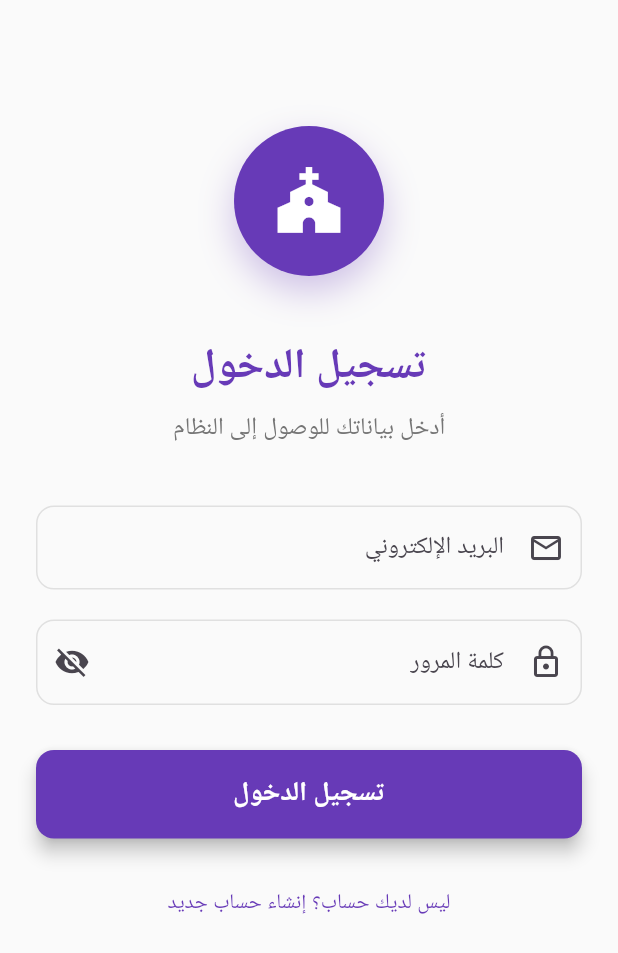
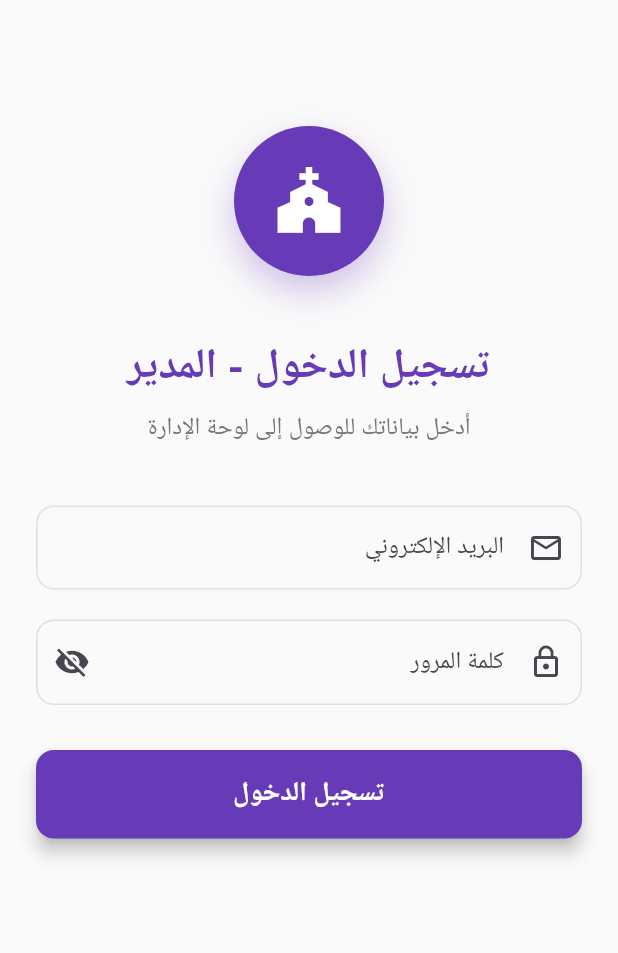
Before and after one commit to menasaad1/app, a Flutter app: the screen it shows after launch, after a tap on "تسجيل الدخول", on a phone screen of 412 x 824 dp. Shown: the top 953 px of the screen. Run offline on Flutter 3.47's test engine with Material 3 defaults, Android fonts, the phone set to English and light mode, and no system bars; our stand-ins replace cloud_firestore, firebase_auth, firebase_core, shared_preferences; accounts and stored records are empty; Roboto replaces fonts that are missing (Cairo).

Commit message:
Update localization and terminology for bishops management, changing references from "أساقفة" to "الآباء الأساقفة" throughout the app. Adjust login screen title and messages for clarity, and enhance the welcome screen with admin indicators. Refactor dialog titles and input labels for consistency.

```diff
--- a/lib/main.dart
+++ b/lib/main.dart
@@ -31,7 +31,7 @@ class BishopsApp extends StatelessWidget {
         ChangeNotifierProvider(create: (_) => AdminProvider()),
       ],
       child: MaterialApp(
-        title: 'إدارة الأساقفة',
+        title: 'ترتيب الآباء الأساقفة',
         debugShowCheckedModeBanner: false,
         localizationsDelegates: const [
           GlobalMaterialLocalizations.delegate,
--- a/lib/screens/login_screen.dart
+++ b/lib/screens/login_screen.dart
@@ -13,7 +13,6 @@ class _LoginScreenState extends State<LoginScreen> {
   final _formKey = GlobalKey<FormState>();
   final _emailController = TextEditingController();
   final _passwordController = TextEditingController();
-  bool _isSignUp = false;
   bool _obscurePassword = true;
 
   @override
@@ -61,9 +60,9 @@ class _LoginScreenState extends State<LoginScreen> {
                 ),
                 const SizedBox(height: 40),
                 // Title
-                Text(
-                  _isSignUp ? 'إنشاء حساب جديد' : 'تسجيل الدخول',
-                  style: const TextStyle(
+                const Text(
+                  'تسجيل الدخول - المدير',
+                  style: TextStyle(
                     fontSize: 28,
                     fontWeight: FontWeight.bold,
                     color: Colors.deepPurple,
@@ -73,9 +72,7 @@ class _LoginScreenState extends State<LoginScreen> {
                 ),
                 const SizedBox(height: 8),
                 Text(
-                  _isSignUp
-                    ? 'أنشئ حسابك للوصول إلى النظام'
-                    : 'أدخل بياناتك للوصول إلى النظام',
+                  'أدخل بياناتك للوصول إلى لوحة الإدارة',
                   style: TextStyle(
                     fontSize: 16,
                     color: Colors.grey[600],
@@ -150,7 +147,7 @@ class _LoginScreenState extends State<LoginScreen> {
                   },
                 ),
                 const SizedBox(height: 30),
-                // Login/SignUp Button
+                // Login Button
                 Consumer<AuthProvider>(
                   builder: (context, authProvider, child) {
                     return ElevatedButton(
@@ -173,9 +170,9 @@ class _LoginScreenState extends State<LoginScreen> {
                                 valueColor: AlwaysStoppedAnimation<Color>(Colors.white),
                               ),
                             )
-                          : Text(
-                              _isSignUp ? 'إنشاء الحساب' : 'تسجيل الدخول',
-                              style: const TextStyle(
+                          : const Text(
+                              'تسجيل الدخول',
+                              style: TextStyle(
                                 fontSize: 18,
                                 fontWeight: FontWeight.bold,
                                 fontFamily: 'Cairo',
@@ -183,24 +180,6 @@ class _LoginScreenState extends State<LoginScreen> {
                             ),
                     );
                   },
-                ),
-                const SizedBox(height: 20),
-                // Toggle Sign Up/Login
-                TextButton(
-                  onPressed: () {
-                    setState(() {
-                      _isSignUp = !_isSignUp;
-                    });
-                  },
-                  child: Text(
-                    _isSignUp
-                      ? 'لديك حساب بالفعل؟ تسجيل الدخول'
-                      : 'ليس لديك حساب؟ إنشاء حساب جديد',
-                    style: const TextStyle(
-                      color: Colors.deepPurple,
-                      fontFamily: 'Cairo',
-                    ),
-                  ),
                 ),
                 const SizedBox(height: 20),
                 // Error Message
@@ -238,19 +217,11 @@ class _LoginScreenState extends State<LoginScreen> {
   Future<void> _handleAuth() async {
     if (_formKey.currentState!.validate()) {
       final authProvider = Provider.of<AuthProvider>(context, listen: false);
-      bool success;
 
-      if (_isSignUp) {
-        success = await authProvider.signUp(
-          _emailController.text.trim(),
-          _passwordController.text,
-        );
-      } else {
-        success = await authProvider.signIn(
-          _emailController.text.trim(),
-          _passwordController.text,
-        );
-      }
+      final success = await authProvider.signIn(
+        _emailController.text.trim(),
+        _passwordController.text,
+      );
 
       if (success && mounted) {
         if (authProvider.isAdmin) {
--- a/lib/screens/welcome_screen.dart
+++ b/lib/screens/welcome_screen.dart
@@ -26,12 +26,41 @@ class _WelcomeScreenState extends State<WelcomeScreen> {
     return Scaffold(
       backgroundColor: Colors.grey[50],
       appBar: AppBar(
-        title: const Text(
-          'مرحباً بك في تطبيق إدارة الأساقفة',
-          style: TextStyle(
-            fontFamily: 'Cairo',
-            fontWeight: FontWeight.bold,
-          ),
+        title: Row(
+          children: [
+            const Expanded(
+              child: Text(
+                'ترتيب الآباء الأساقفة',
+                style: TextStyle(
+                  fontFamily: 'Cairo',
+                  fontWeight: FontWeight.bold,
+                ),
+              ),
+            ),
+            Consumer<AuthProvider>(
+              builder: (context, authProvider, child) {
+                if (authProvider.isAuthenticated && authProvider.isAdmin) {
+                  return Container(
+                    padding: const EdgeInsets.symmetric(horizontal: 8, vertical: 4),
+                    decoration: BoxDecoration(
+                      color: Colors.white.withValues(alpha: 0.2),
+                      borderRadius: BorderRadius.circular(12),
+                    ),
+                    child: const Text(
+                      'مدير',
+                      style: TextStyle(
+                        fontSize: 12,
+                        color: Colors.white,
+                        fontWeight: FontWeight.bold,
+                        fontFamily: 'Cairo',
+                      ),
+                    ),
+                  );
+                }
+                return const SizedBox.shrink();
+              },
+            ),
+          ],
         ),
         backgroundColor: Colors.deepPurple,
         foregroundColor: Colors.white,
@@ -136,7 +165,7 @@ class _WelcomeScreenState extends State<WelcomeScreen> {
                 ),
                 const SizedBox(height: 16),
                 const Text(
-                  'مرحباً بك في تطبيق إدارة الأساقفة',
+                  'ترتيب الآباء الأساقفة',
                   style: TextStyle(
                     fontSize: 24,
                     fontWeight: FontWeight.bold,
@@ -147,7 +176,7 @@ class _WelcomeScreenState extends State<WelcomeScreen> {
                 ),
                 const SizedBox(height: 8),
                 const Text(
-                  'يمكنك تصفح قائمة الأساقفة والبحث عن المعلومات',
+                  'تصفح وترتيب قائمة الآباء الأساقفة حسب تاريخ الرسامة',
                   style: TextStyle(
                     fontSize: 16,
                     color: Colors.white70,
@@ -252,7 +281,7 @@ class _WelcomeScreenState extends State<WelcomeScreen> {
                         ),
                         const SizedBox(height: 16),
                         Text(
-                          'لا توجد بيانات للأساقفة',
+                          'لا توجد بيانات للآباء الأساقفة',
                           style: TextStyle(
                             fontSize: 18,
                             color: Colors.grey[600],
@@ -261,7 +290,7 @@ class _WelcomeScreenState extends State<WelcomeScreen> {
                         ),
                         const SizedBox(height: 8),
                         Text(
-                          'سيتم إضافة البيانات قريباً',
+                          'سيتم إضافة البيانات من قبل المدير',
                           style: TextStyle(
                             fontSize: 14,
                             color: Colors.grey[500],
```
Also changed, not shown: lib/screens/admin_screen.dart (+6 -6 lines), lib/widgets/add_bishop_dialog.dart (+7 -7 lines).
